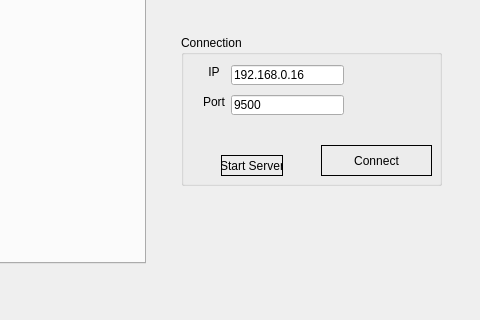
dpogue/CommAudio, file mainwindow.ui: the form before one commit; both pictures show x 269 to 749 and y 275 to 595 of the 749 by 706 pixel window.
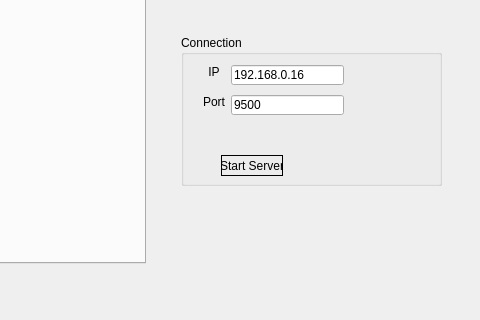
The form after the commit. Icons and pictures are not drawn.

Commit message: moved connect button to dialog

```diff
--- a/mainwindow.ui
+++ b/mainwindow.ui
@@ -442,19 +442,6 @@
       <string>Start Server</string>
      </property>
     </widget>
-    <widget class="QPushButton" name="connectPushButton">
-     <property name="geometry">
-      <rect>
-       <x>140</x>
-       <y>110</y>
-       <width>111</width>
-       <height>31</height>
-      </rect>
-     </property>
-     <property name="text">
-      <string>Connect</string>
-     </property>
-    </widget>
    </widget>
    <zorder>previousPushButton</zorder>
    <zorder>nextPushButton</zorder>
```
The commit also changes 3 other files.
